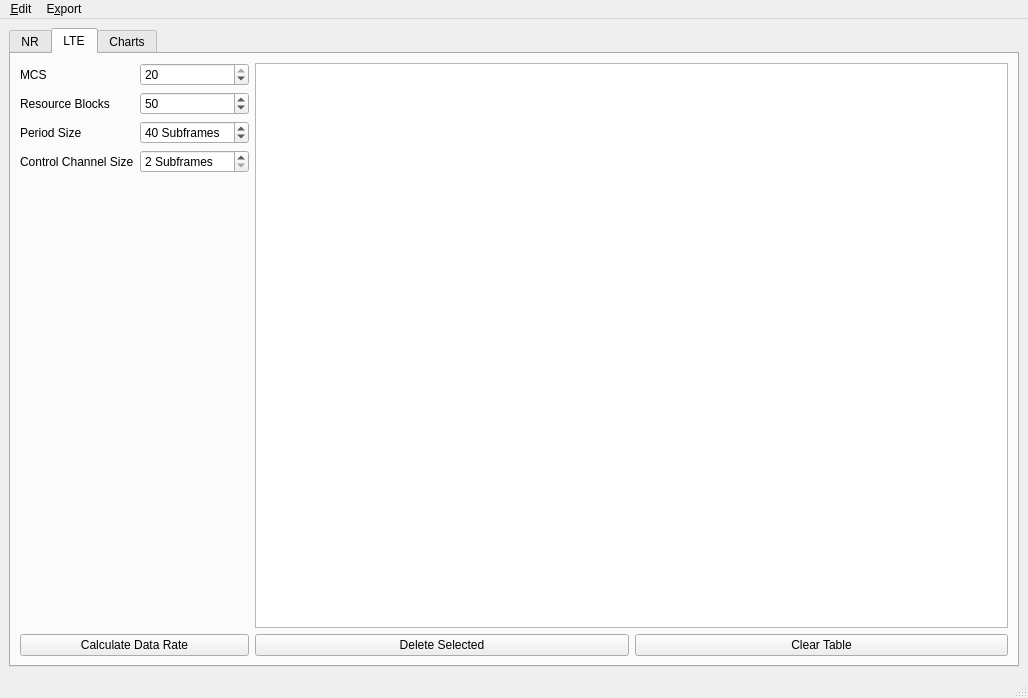
Old version of the form main-window.ui in the repository usnistgov/5G-NR-LTE-Sidelink-Capacity-Estimator.
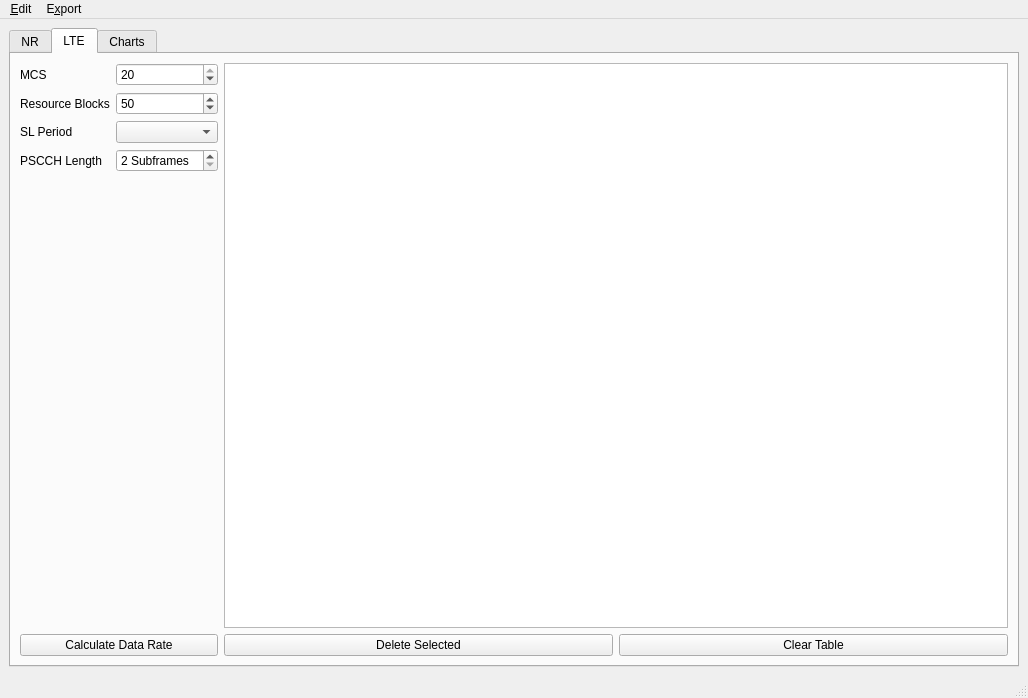
New version of the form. The open tabs and pages were chosen to show the change. Custom widgets are drawn as their Qt base class.

Commit message: Update labels, whitelist SL Period values

What changed in the file:
```diff
--- a/main-window.ui
+++ b/main-window.ui
@@ -226,27 +226,17 @@
             <item row="2" column="0">
              <widget class="QLabel" name="label">
               <property name="text">
-               <string>Period Size</string>
+               <string>SL Period</string>
               </property>
              </widget>
             </item>
             <item row="2" column="1">
-             <widget class="QSpinBox" name="spinPeriodSize">
-              <property name="suffix">
-               <string> Subframes</string>
-              </property>
-              <property name="maximum">
-               <number>320</number>
-              </property>
-              <property name="value">
-               <number>40</number>
-              </property>
-             </widget>
+             <widget class="QComboBox" name="comboLteSlPeriod"/>
             </item>
             <item row="3" column="0">
              <widget class="QLabel" name="label_2">
               <property name="text">
-               <string>Control Channel Size</string>
+               <string>PSCCH Length</string>
               </property>
              </widget>
             </item>
```
Left out of the diff: 13 changed lines with no effect on the pictures. The commit also changes 4 other files.
